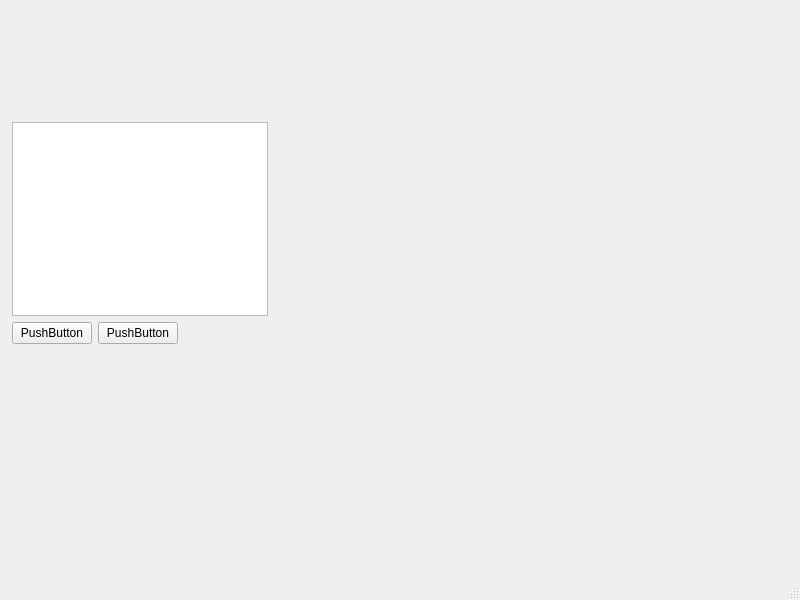
This is Qt_Project/mainwindow.ui in eeyzr1/2024_Group_01 as Qt 5 draws it before an edit. The edited form follows.
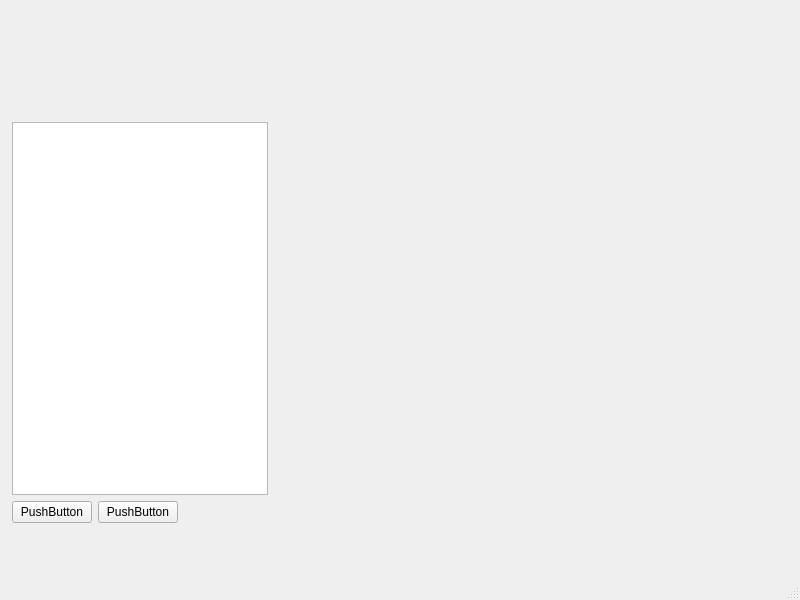
This is the edited form.

Patch:
```diff
--- a/Qt_Project/mainwindow.ui
+++ b/Qt_Project/mainwindow.ui
@@ -19,8 +19,8 @@
      <rect>
       <x>12</x>
       <y>122</y>
-      <width>274</width>
-      <height>222</height>
+      <width>631</width>
+      <height>401</height>
      </rect>
     </property>
     <layout class="QVBoxLayout" name="verticalLayout">
```
